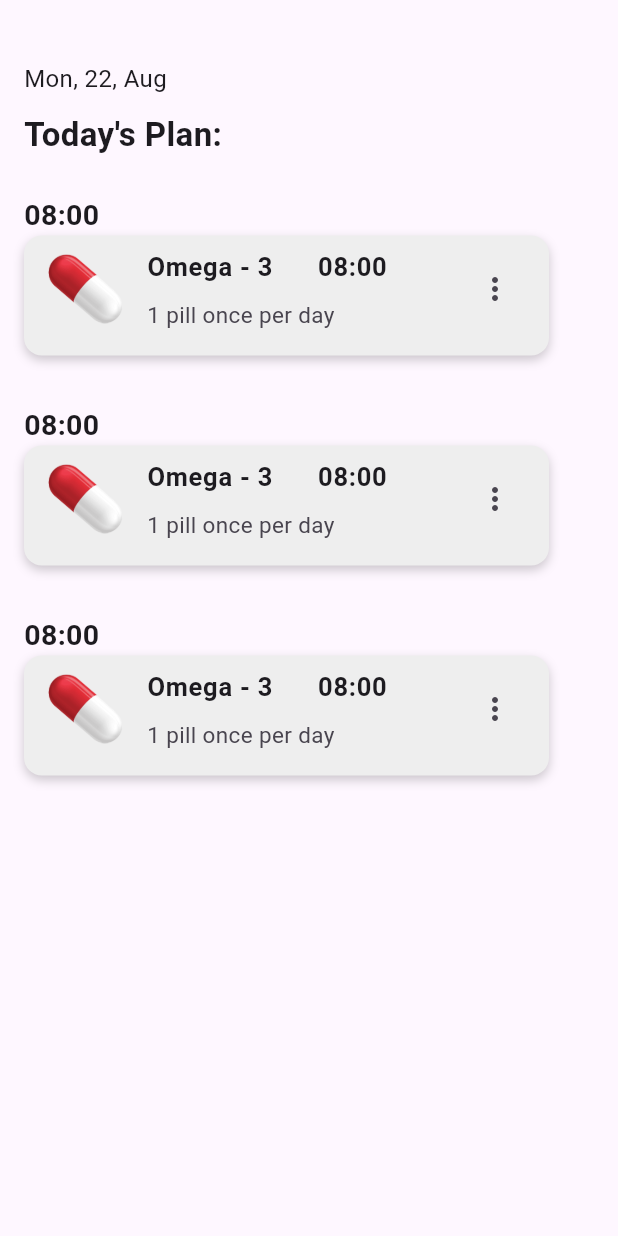
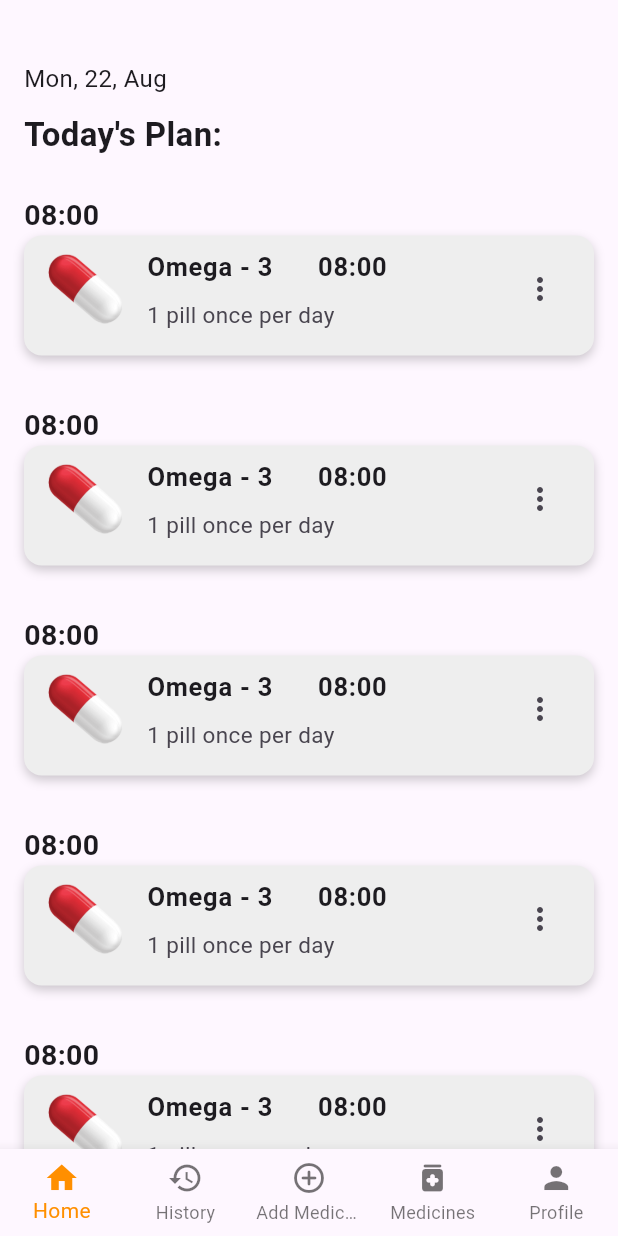
Before and after one commit to amollokhande1234/MediTrack, a Flutter app: the screen it shows after launch, on a phone screen of 412 x 824 dp. Run offline on Flutter 3.47's test engine with Material 3 defaults, Android fonts, the phone set to English and light mode, and no system bars; Roboto replaces fonts that are missing (Poppins-SemiBold).

```diff
--- a/lib/Screens/home_screen.dart
+++ b/lib/Pages/HomePage.dart
@@ -1,13 +1,11 @@
 import 'package:flutter/material.dart';
 import 'package:meditrack/Screens/ListTiles.dart';
 
-class HomeScreen extends StatelessWidget {
-  const HomeScreen({super.key});
-
+class HomePage extends StatelessWidget {
   @override
   Widget build(BuildContext context) {
-    return Scaffold(
-      body: Padding(
+    return SingleChildScrollView(
+      child: Padding(
         padding: const EdgeInsets.only(left: 16, right: 16, top: 16),
         child: Column(
           crossAxisAlignment: CrossAxisAlignment.start,
@@ -30,6 +28,12 @@ class HomeScreen extends StatelessWidget {
             ListTiles(),
             SizedBox(height: 25),
             ListTiles(),
+            SizedBox(height: 25),
+            ListTiles(),
+            SizedBox(height: 25),
+            ListTiles(),
+            SizedBox(height: 25),
+            ListTiles(),
           ],
         ),
       ),
--- /dev/null
+++ b/lib/Screens/HomeSceen.dart
@@ -0,0 +1,104 @@
+import 'package:flutter/material.dart';
+import 'package:meditrack/Pages/AddReminder.dart';
+import 'package:meditrack/Pages/HishtoryPage.dart';
+import 'package:meditrack/Pages/HomePage.dart';
+import 'package:meditrack/Pages/MedicinePage.dart';
+import 'package:meditrack/Pages/ProfilePage.dart';
+import 'package:meditrack/Screens/ListTiles.dart';
+
+class HomeScreen extends StatefulWidget {
+  const HomeScreen({super.key});
+
+  @override
+  State<HomeScreen> createState() => _HomeScreenState();
+}
+
+class _HomeScreenState extends State<HomeScreen> {
+  int _selectedIndex = 0;
+
+  final PageController _pageController = PageController();
+
+  void _onItemTapped(int index) {
+    setState(() {
+      _selectedIndex = index;
+    });
+    _pageController.jumpToPage(index);
+  }
+
+  @override
+  void dispose() {
+    _pageController.dispose();
+    super.dispose();
+  }
+
+  @override
+  Widget build(BuildContext context) {
+    return Scaffold(
+      body: PageView(
+        controller: _pageController,
+        children: <Widget>[
+          HomePage(),
+          HistoryPage(),
+          AddReminderPage(),
+          MedicinePage(),
+          ProfilePage(),
+        ],
+        onPageChanged: (index) {
+          setState(() {
+            _selectedIndex = index;
+          });
+        },
+      ),
+      bottomNavigationBar: BottomNavigationBar(
+        type: BottomNavigationBarType.fixed,
+        items: const <BottomNavigationBarItem>[
+          BottomNavigationBarItem(
+            icon: Icon(Icons.home),
+            label: 'Home',
+          ),
+          BottomNavigationBarItem(
+            icon: Icon(Icons.history),
+            label: 'History',
+          ),
+          BottomNavigationBarItem(
+            icon: Icon(Icons.add_circle_outline_rounded),
+            label: 'Add Medication',
+          ),
+          BottomNavigationBarItem(
+            icon: Icon(Icons.medication_rounded),
+            label: 'Medicines',
+          ),
+          BottomNavigationBarItem(
+            icon: Icon(Icons.person),
+            label: 'Profile',
+          ),
+        ],
+        currentIndex: _selectedIndex,
+        selectedItemColor: Colors.amber[800],
+        onTap: _onItemTapped,
+      ),
+    );
+  }
+}
+
+
+// class AddReminderPage extends StatelessWidget {
+//   @override
+//   Widget build(BuildContext context) {
+//     return Text("Hello");
+//   }
+// }
+
+// class AddReminderPage extends StatelessWidget {
+//   @override
+//   Widget build(BuildContext context) {
+//     return Scaffold(
+//       appBar: AppBar(
+//         title: Text('Add Reminder'),
+//       ),
+//       body: Center(
+//         child: Text('Add Reminder Page'),
+//       ),
+//     );
+//   }
+// }
--- a/lib/Screens/ListTiles.dart
+++ b/lib/Screens/ListTiles.dart
@@ -14,7 +14,7 @@ class ListTiles extends StatelessWidget {
         ),
         Container(
           height: 80,
-          width: 350,
+          width: 400,
           margin: EdgeInsets.only(bottom: 8), // Add margin between items
           decoration: BoxDecoration(
             color: Colors.grey.shade200,
--- a/lib/main.dart
+++ b/lib/main.dart
@@ -1,5 +1,5 @@
 import 'package:flutter/material.dart';
-import 'package:meditrack/Screens/home_screen.dart';
+import 'package:meditrack/Screens/HomeSceen.dart';
 import 'package:meditrack/Screens/welcome_screeen.dart';
 
 void main() {
```
Also changed, not shown: lib/Pages/AddReminder.dart (added, +344 -0 lines), lib/Pages/HishtoryPage.dart (added, +10 -0 lines), lib/Pages/MedicinePage.dart (added, +12 -0 lines), lib/Pages/ProfilePage.dart (added, +14 -0 lines), lib/Screens/BottomNavBar.dart (+52 -0 lines).
